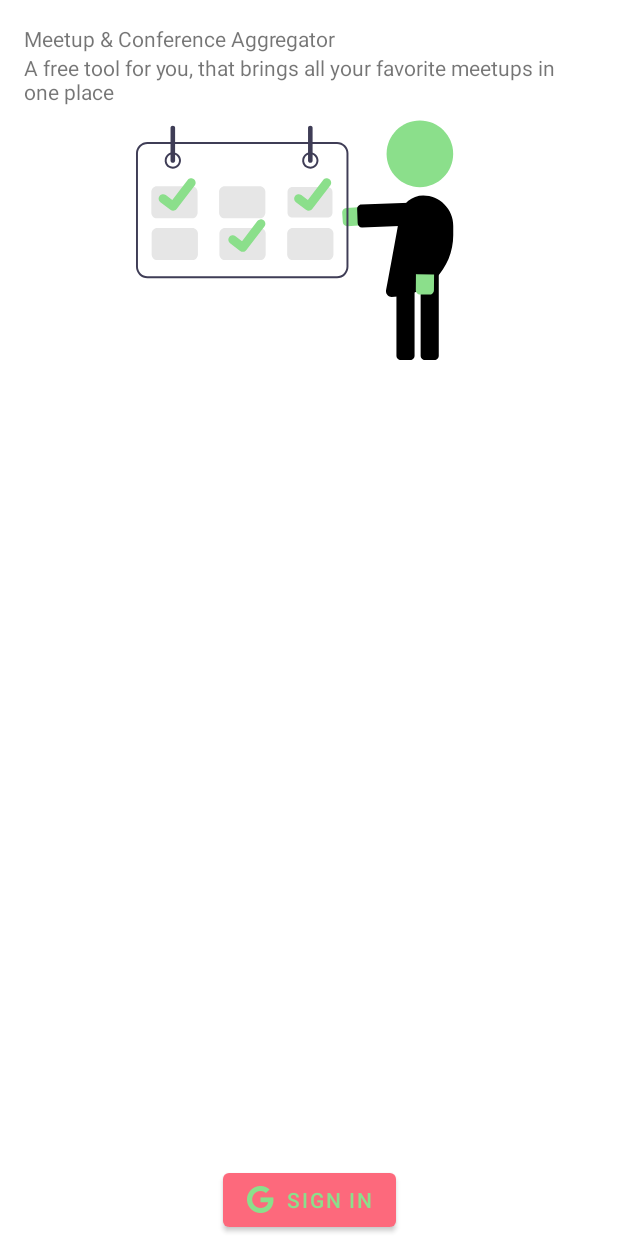
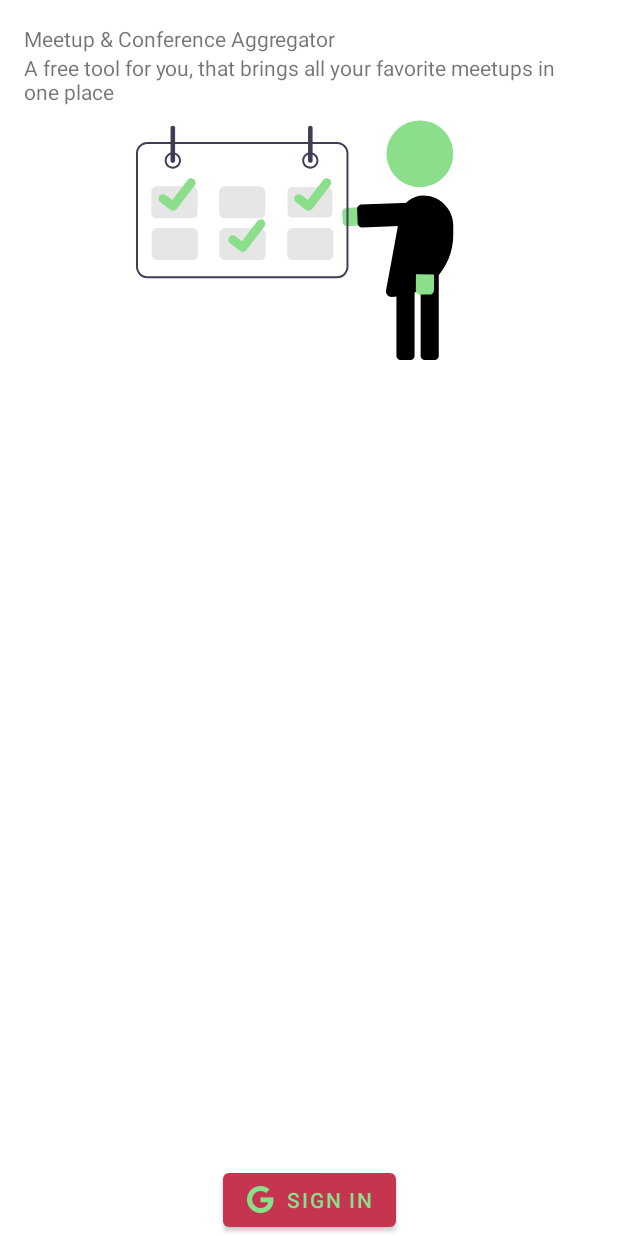
Before and after one commit to gupta-shrinath/Moca, an Android app: the screen it shows after launch (UserAuthActivity), on a phone screen of 412 x 824 dp. Run offline under Robolectric (Android 15) with nearby library versions, the phone set to English and light mode, and no system bars; our stand-ins replace Firebase (no records; nobody signed in at launch, a user with empty details on screens opened directly).

```diff
--- a/app/src/main/res/values/colors.xml
+++ b/app/src/main/res/values/colors.xml
@@ -12,8 +12,8 @@
 
     <!-- Additional app colors -->
     <color name="hyperlink_blue">#4285F4</color>
-    <color name="moca_primary"> #FD697C </color>
-    <color name="moca_primary_dark"> #C53550 </color>
+    <color name="moca_primary"> #C53550 </color>
+    <color name="moca_primary_dark"> #B8334C </color>
     <color name="moca_primary_light"> #FF9BAB </color>
     <color name="moca_accent"> #8BDF8B </color>
 
--- a/app/src/main/res/values/themes.xml
+++ b/app/src/main/res/values/themes.xml
@@ -6,7 +6,7 @@
         <item name="colorPrimaryVariant">@color/moca_primary_dark</item>
         <item name="colorOnPrimary">@color/moca_accent</item>
         <!-- Secondary brand color. -->
-        <item name="colorSecondary">@color/teal_200</item>
+        <item name="colorSecondary">@color/moca_accent</item>
         <item name="colorSecondaryVariant">@color/teal_700</item>
         <item name="colorOnSecondary">@color/black</item>
         <!-- Status bar color. -->
```
Also changed, not shown: app/src/main/res/layout/activity_home.xml (+6 -6 lines).
